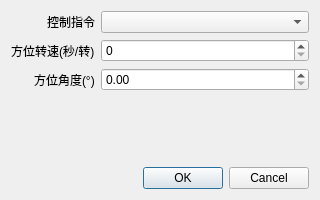
Qt form paramWidget/servocontrol.ui (DanielWuxiaoxiao/DispCtrl) before a commit.
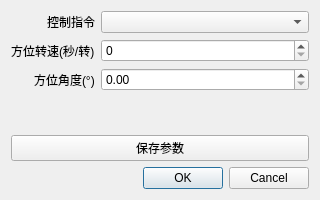
The same form after that commit. Custom widgets are drawn as their Qt base class.

The edit to the form file:
```diff
--- a/paramWidget/servocontrol.ui
+++ b/paramWidget/servocontrol.ui
@@ -65,6 +65,13 @@
      </item>
     </layout>
    </item>
+   <item>
+    <widget class="QPushButton" name="saveButton">
+     <property name="text">
+      <string>保存参数</string>
+     </property>
+    </widget>
+   </item>
    <item>
     <widget class="QDialogButtonBox" name="buttonBox">
      <property name="standardButtons">
```
